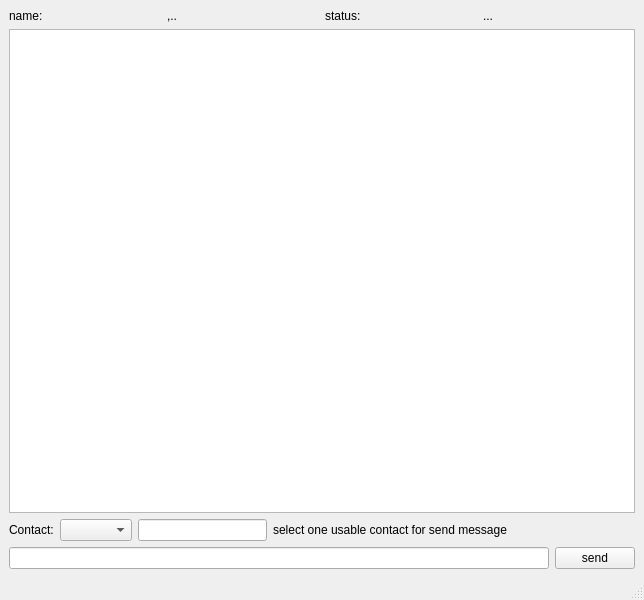
First picture: the form in clidui/untitled.ui, repository envsh/tox-homeserver, before the edit.
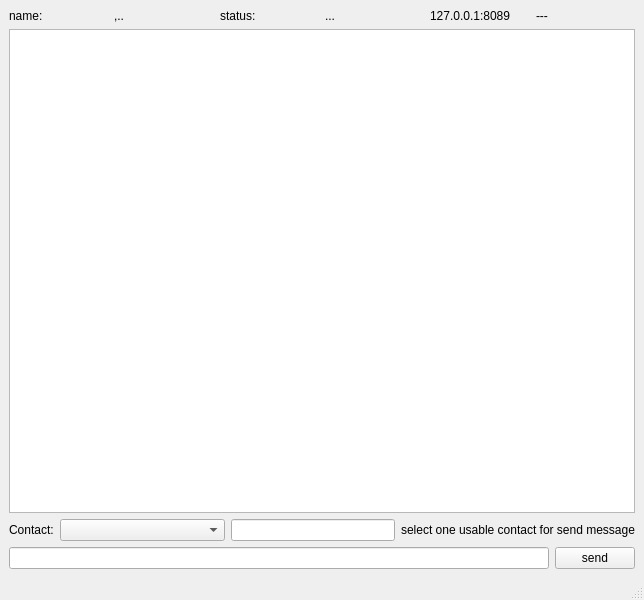
Second picture: the form after the edit.

What changed in the file:
```diff
--- a/clidui/untitled.ui
+++ b/clidui/untitled.ui
@@ -29,6 +29,9 @@
         <property name="text">
          <string>,..</string>
         </property>
+        <property name="textInteractionFlags">
+         <set>Qt::LinksAccessibleByMouse|Qt::TextSelectableByMouse</set>
+        </property>
        </widget>
       </item>
       <item>
@@ -43,6 +46,26 @@
         <property name="text">
          <string>...</string>
         </property>
+        <property name="textInteractionFlags">
+         <set>Qt::LinksAccessibleByMouse|Qt::TextSelectableByMouse</set>
+        </property>
+       </widget>
+      </item>
+      <item>
+       <widget class="QLabel" name="label_7">
+        <property name="text">
+         <string>127.0.0.1:8089</string>
+        </property>
+        <property name="textInteractionFlags">
+         <set>Qt::LinksAccessibleByMouse|Qt::TextSelectableByMouse</set>
+        </property>
+       </widget>
+      </item>
+      <item>
+       <widget class="QLabel" name="label_8">
+        <property name="text">
+         <string>---</string>
+        </property>
        </widget>
       </item>
      </layout>
@@ -54,6 +77,12 @@
      <layout class="QHBoxLayout" name="horizontalLayout_2">
       <item>
        <widget class="QLabel" name="label_5">
+        <property name="sizePolicy">
+         <sizepolicy hsizetype="Fixed" vsizetype="Preferred">
+          <horstretch>0</horstretch>
+          <verstretch>0</verstretch>
+         </sizepolicy>
+        </property>
         <property name="text">
          <string>Contact:</string>
         </property>
@@ -63,7 +92,14 @@
        <widget class="QComboBox" name="comboBox"/>
       </item>
       <item>
-       <widget class="QLineEdit" name="lineEdit"/>
+       <widget class="QLineEdit" name="lineEdit">
+        <property name="sizePolicy">
+         <sizepolicy hsizetype="Preferred" vsizetype="Fixed">
+          <horstretch>0</horstretch>
+          <verstretch>0</verstretch>
+         </sizepolicy>
+        </property>
+       </widget>
       </item>
       <item>
        <widget class="QLabel" name="label_6">
@@ -72,19 +108,6 @@
         </property>
        </widget>
       </item>
-      <item>
-       <spacer name="horizontalSpacer">
-        <property name="orientation">
-         <enum>Qt::Horizontal</enum>
-        </property>
-        <property name="sizeHint" stdset="0">
-         <size>
-          <width>40</width>
-          <height>20</height>
-         </size>
-        </property>
-       </spacer>
-      </item>
      </layout>
     </item>
     <item>
```
